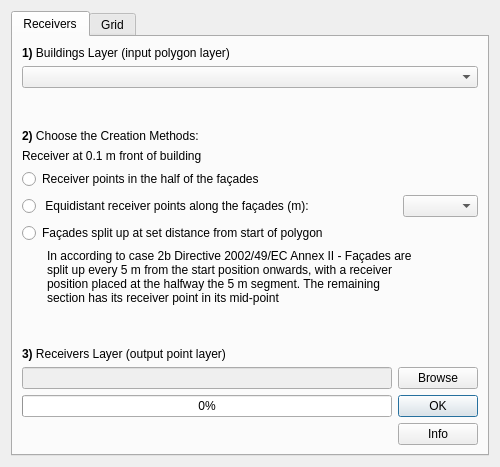
Qt form tools/ui_CreateReceiverPoints.ui (pierluigiderosa/openoise) before a commit.
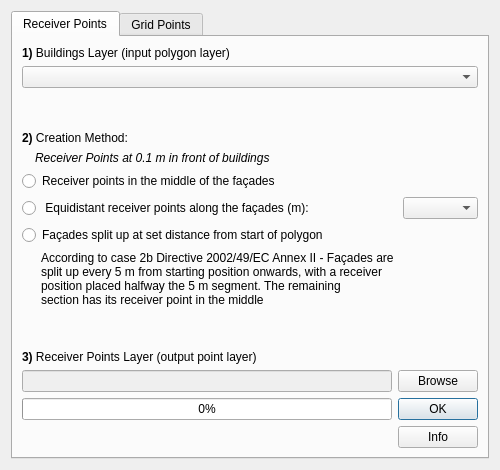
The same form after that commit. Custom widgets are drawn as their Qt base class.

Diff of the .ui file:
```diff
--- a/tools/ui_CreateReceiverPoints.ui
+++ b/tools/ui_CreateReceiverPoints.ui
@@ -10,7 +10,7 @@
     <x>0</x>
     <y>0</y>
     <width>500</width>
-    <height>467</height>
+    <height>470</height>
    </rect>
   </property>
   <property name="sizePolicy">
@@ -63,7 +63,7 @@
      </property>
      <widget class="QWidget" name="tab">
       <attribute name="title">
-       <string>Receivers</string>
+       <string>Receiver Points</string>
       </attribute>
       <layout class="QVBoxLayout" name="verticalLayout_2">
        <item>
@@ -105,14 +105,20 @@
        <item>
         <widget class="QLabel" name="label">
          <property name="text">
-          <string>&lt;html&gt;&lt;head/&gt;&lt;body&gt;&lt;p&gt;&lt;span style=&quot; font-weight:600;&quot;&gt;2)&lt;/span&gt; Choose the Creation Methods:&lt;/p&gt;&lt;/body&gt;&lt;/html&gt;</string>
+          <string>&lt;html&gt;&lt;head/&gt;&lt;body&gt;&lt;p&gt;&lt;span style=&quot; font-weight:600;&quot;&gt;2)&lt;/span&gt; Creation Method:&lt;/p&gt;&lt;/body&gt;&lt;/html&gt;</string>
          </property>
         </widget>
        </item>
        <item>
         <widget class="QLabel" name="label_4">
          <property name="text">
-          <string>&lt;html&gt;&lt;head/&gt;&lt;body&gt;&lt;p&gt;Receiver at 0.1 m front of building&lt;/p&gt;&lt;/body&gt;&lt;/html&gt;</string>
+          <string>&lt;html&gt;&lt;head/&gt;&lt;body&gt;&lt;p&gt;&lt;span style=&quot; font-style:italic;&quot;&gt;Receiver Points at 0.1 m in front of buildings&lt;/span&gt;&lt;/p&gt;&lt;/body&gt;&lt;/html&gt;</string>
+         </property>
+         <property name="margin">
+          <number>3</number>
+         </property>
+         <property name="indent">
+          <number>13</number>
          </property>
         </widget>
        </item>
@@ -121,7 +127,7 @@
          <item row="0" column="0">
           <widget class="QRadioButton" name="middle_pts_radioButton">
            <property name="text">
-            <string>Receiver points in the half of the façades</string>
+            <string>Receiver points in the middle of the façades</string>
            </property>
           </widget>
          </item>
@@ -163,13 +169,13 @@
        <item>
         <widget class="QLabel" name="label_5">
          <property name="text">
-          <string>&lt;html&gt;&lt;head/&gt;&lt;body&gt;&lt;p align=&quot;justify&quot;&gt;In according to case 2b Directive 2002/49/EC Annex II - Façades are &lt;br/&gt;split up every 5 m from the start position onwards, with a receiver&lt;br/&gt;position placed at the halfway the 5 m segment. The remaining &lt;br/&gt;section has its receiver point in its mid-point&lt;/p&gt;&lt;/body&gt;&lt;/html&gt;</string>
+          <string>&lt;html&gt;&lt;head/&gt;&lt;body&gt;&lt;p align=&quot;justify&quot;&gt;According to case 2b Directive 2002/49/EC Annex II - Façades are &lt;br/&gt;split up every 5 m from starting position onwards, with a receiver&lt;br/&gt;position placed  halfway the 5 m segment. The remaining &lt;br/&gt;section has its receiver point in the middle&lt;/p&gt;&lt;/body&gt;&lt;/html&gt;</string>
          </property>
          <property name="margin">
           <number>0</number>
          </property>
          <property name="indent">
-          <number>25</number>
+          <number>19</number>
          </property>
         </widget>
        </item>
@@ -203,7 +209,7 @@
             <string>Receiver at 4 m above the ground</string>
            </property>
            <property name="text">
-            <string>&lt;html&gt;&lt;head/&gt;&lt;body&gt;&lt;p&gt;&lt;span style=&quot; font-weight:600;&quot;&gt;3)&lt;/span&gt; Receivers Layer (output point layer)&lt;/p&gt;&lt;/body&gt;&lt;/html&gt;</string>
+            <string>&lt;html&gt;&lt;head/&gt;&lt;body&gt;&lt;p&gt;&lt;span style=&quot; font-weight:600;&quot;&gt;3)&lt;/span&gt; Receiver Points Layer (output point layer)&lt;/p&gt;&lt;/body&gt;&lt;/html&gt;</string>
            </property>
           </widget>
          </item>
@@ -303,7 +309,7 @@
      </widget>
      <widget class="QWidget" name="tab_2">
       <attribute name="title">
-       <string>Grid</string>
+       <string>Grid Points</string>
       </attribute>
       <layout class="QVBoxLayout" name="verticalLayout_3">
        <item>
```
Left out of the diff: 8 changed lines with no effect on the pictures.
